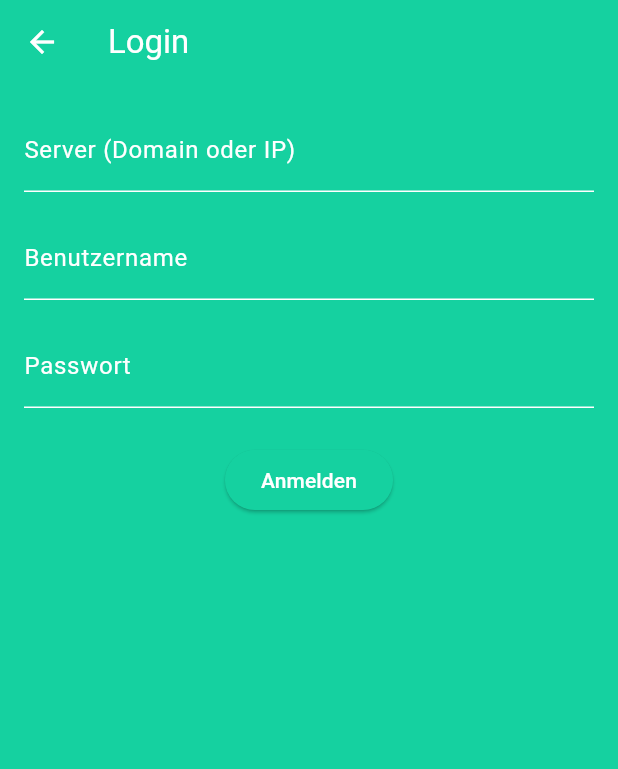
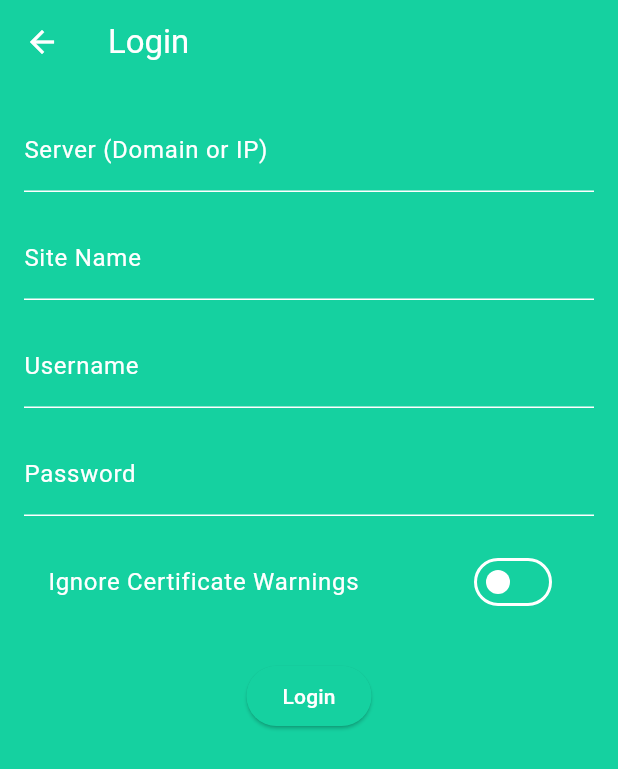
Before and after one commit to PaulaBras/unofficial_checkmk_monitoring, a Flutter app: the screen it shows after launch, after a tap on "Log In", on a phone screen of 412 x 824 dp. Shown: the top 769 px of the screen. Run offline on Flutter 3.47's test engine with Material 3 defaults, Android fonts, the light colour scheme and no system bars; our stand-ins replace flutter_secure_storage.

Commit message:
updated login logic

```diff
--- a/lib/screens/user/login_screen.dart
+++ b/lib/screens/user/login_screen.dart
@@ -1,34 +1,33 @@
 import 'package:flutter/material.dart';
 import 'package:ptp_4_monitoring_app/widgets/custom_text_field.dart';
 
+import '../../models/credentials.dart';
+
 class LoginScreen extends StatefulWidget {
-  const LoginScreen({super.key});
-
   @override
   _LoginScreenState createState() => _LoginScreenState();
 }
 
 class _LoginScreenState extends State<LoginScreen> {
-  final _formKey = GlobalKey<FormState>();
+  var secureStorage = SecureStorage();
   String _server = '';
   String _username = '';
   String _password = '';
+  String _site = '';
+  bool _ignoreCertificate = false;
+  final _formKey = GlobalKey<FormState>();
 
-  void _login() {
+  void _saveCredentials() async {
     if (_formKey.currentState!.validate()) {
       _formKey.currentState!.save();
-      // Überprüfe die Zugangsdaten
-      if (_username == 'test' && _password == 'test' && _server == 'test') {
-        // Weiterleitung zur nächsten Route
-        Navigator.pushNamed(context, 'home_screen');
-      } else {
-        // Fehlermeldung anzeigen
-        ScaffoldMessenger.of(context).showSnackBar(
-          const SnackBar(
-            content: Text('Ungültige Zugangsdaten'),
-          ),
-        );
-      }
+      // Save the credentials to secure storage
+      // await secureStorage.writeSecureData('server', _server);
+      // await secureStorage.writeSecureData('username', _username);
+      // await secureStorage.writeSecureData('password', _password);
+      // await secureStorage.writeSecureData('site', _site);
+      // await secureStorage.writeSecureData('ignoreCertificate', _ignoreCertificate.toString());
+      // Navigate to the welcome screen
+      Navigator.pushNamed(context, 'home_screen');
     }
   }
 
@@ -45,10 +44,10 @@ class _LoginScreenState extends State<LoginScreen> {
           child: Column(
             children: [
               CustomTextField(
-                labelText: 'Server (Domain oder IP)',
+                labelText: 'Server (Domain or IP)',
                 validator: (value) {
                   if (value!.isEmpty) {
-                    return 'Bitte geben Sie einen Server ein';
+                    return 'Please enter a server';
                   }
                   return null;
                 },
@@ -56,10 +55,21 @@ class _LoginScreenState extends State<LoginScreen> {
               ),
               const SizedBox(height: 16.0),
               CustomTextField(
-                labelText: 'Benutzername',
+                labelText: 'Site Name',
                 validator: (value) {
                   if (value!.isEmpty) {
-                    return 'Bitte geben Sie einen Benutzernamen ein';
+                    return 'Please enter a site name';
+                  }
+                  return null;
+                },
+                onSaved: (value) => _site = value!,
+              ),
+              const SizedBox(height: 16.0),
+              CustomTextField(
+                labelText: 'Username',
+                validator: (value) {
+                  if (value!.isEmpty) {
+                    return 'Please enter a username';
                   }
                   return null;
                 },
@@ -67,20 +77,30 @@ class _LoginScreenState extends State<LoginScreen> {
               ),
               const SizedBox(height: 16.0),
               CustomTextField(
-                labelText: 'Passwort',
+                labelText: 'Password',
                 obscureText: true,
                 validator: (value) {
                   if (value!.isEmpty) {
-                    return 'Bitte geben Sie ein Passwort ein';
+                    return 'Please enter a password';
                   }
                   return null;
                 },
                 onSaved: (value) => _password = value!,
               ),
+              const SizedBox(height: 16.0),
+              SwitchListTile(
+                title: const Text('Ignore Certificate Warnings'),
+                value: _ignoreCertificate,
+                onChanged: (bool value) {
+                  setState(() {
+                    _ignoreCertificate = value;
+                  });
+                },
+              ),
               const SizedBox(height: 24.0),
               ElevatedButton(
-                onPressed: _login,
-                child: const Text('Anmelden'),
+                onPressed: _saveCredentials,
+                child: const Text('Login'),
               ),
             ],
           ),
--- a/pubspec.yaml
+++ b/pubspec.yaml
@@ -13,6 +13,9 @@ dependencies:
     sdk: flutter
   cupertino_icons: ^1.0.6
   provider: ^6.0.5
+  http: ^1.2.1
+  flutter_secure_storage: ^9.0.0
+  bcrypt: ^1.1.0
 
 dev_dependencies:
   flutter_launcher_icons: "^0.13.1"
```
Also changed, not shown: lib/models/credentials.dart (added, +31 -0 lines), lib/screens/services/all_hosts.dart (added, +72 -0 lines), lib/screens/my_home_page.dart (line endings or trailing spaces), pubspec.lock, 5 other files.
